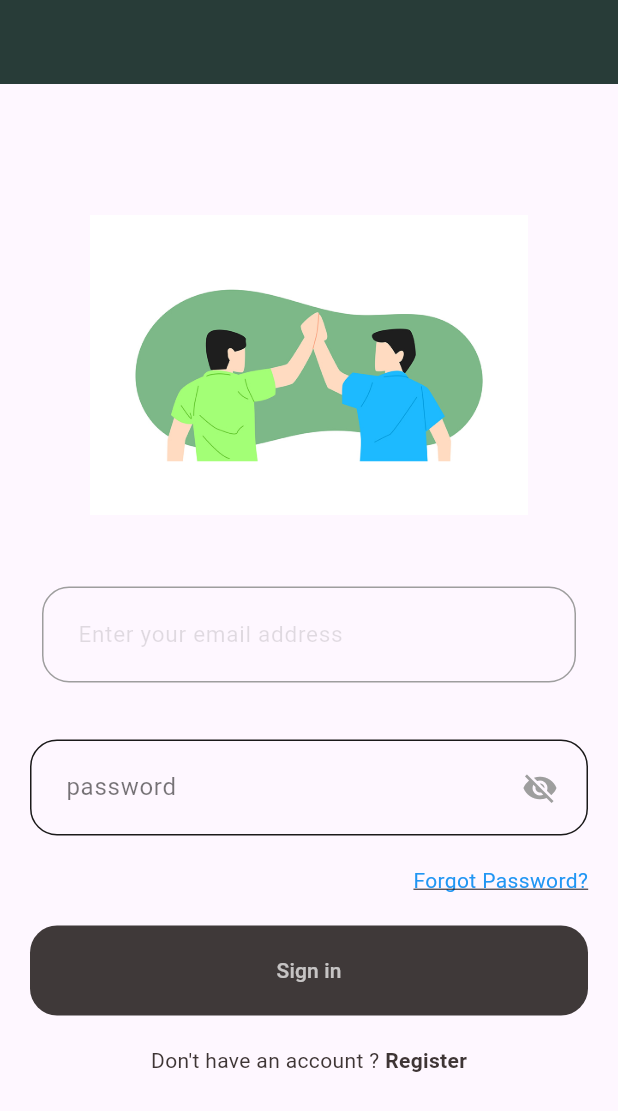
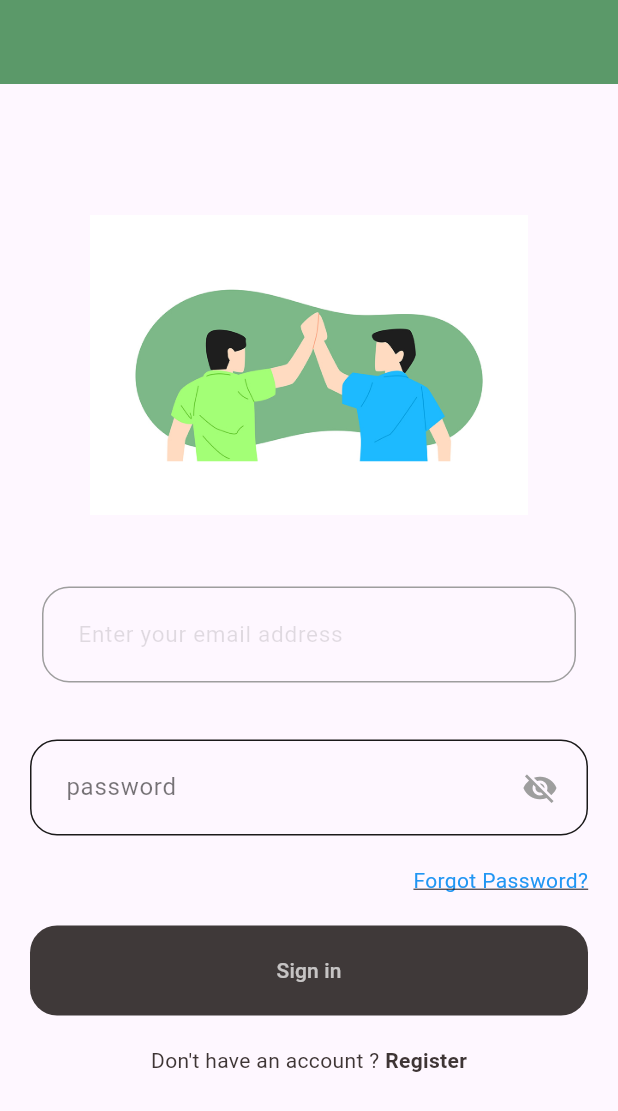
Before and after one commit to davidqwertyuiop/find_my_friend, a Flutter app: the screen it shows after launch, on a phone screen of 412 x 824 dp. Shown: the top 1111 px of the screen. Run offline on Flutter 3.47's test engine with Material 3 defaults, Android fonts, the light colour scheme and no system bars.

Commit message:
modified:   lib/Login_UI/loginscreen.dart

```diff
--- a/lib/Login_UI/loginscreen.dart
+++ b/lib/Login_UI/loginscreen.dart
@@ -32,7 +32,7 @@ class _SignInPageState extends State<SignInPage> {
   Widget build(BuildContext context) {
     return Scaffold(
       appBar: AppBar(
-        backgroundColor: const Color.fromARGB(255, 40, 60, 56),
+        backgroundColor: const Color.fromARGB(255, 91, 153, 105),
         elevation: 0,
       ),
       body: Center(
@@ -49,7 +49,7 @@ class _SignInPageState extends State<SignInPage> {
                     mainAxisSize: MainAxisSize.min,
                     children: [
                       Image.asset(
-                        'assets/images/image.png', // Replace with your image asset
+                        'assets/images/image.png',
                         height: 200,
                       ),
                       const SizedBox(height: 40),
```
